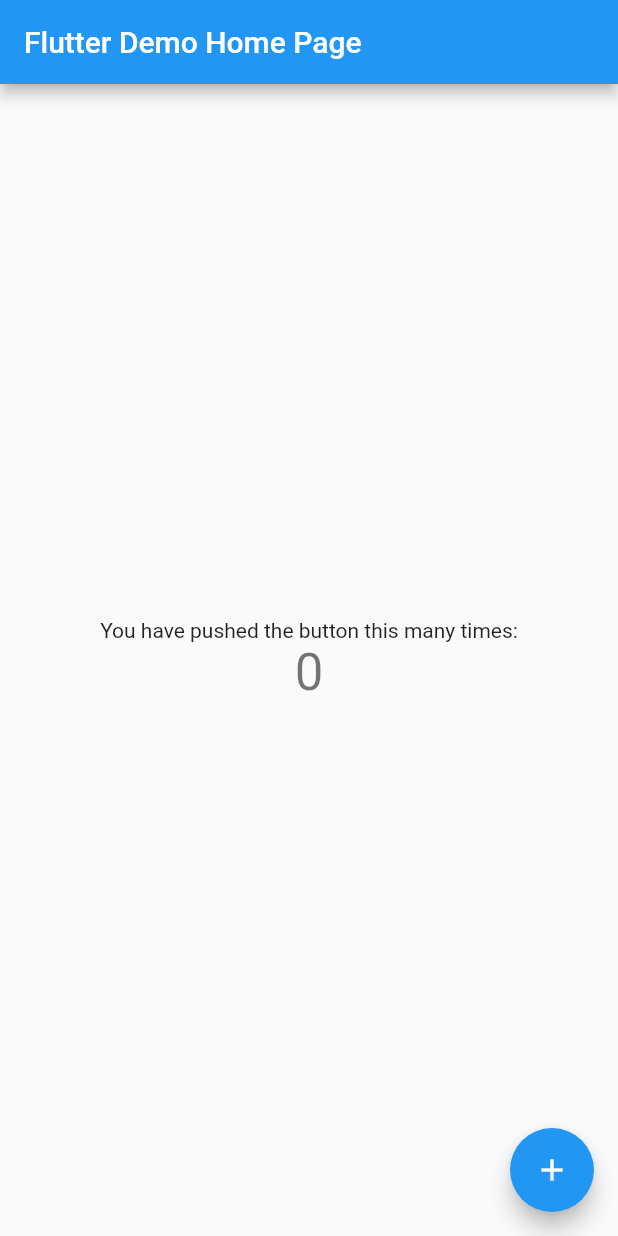
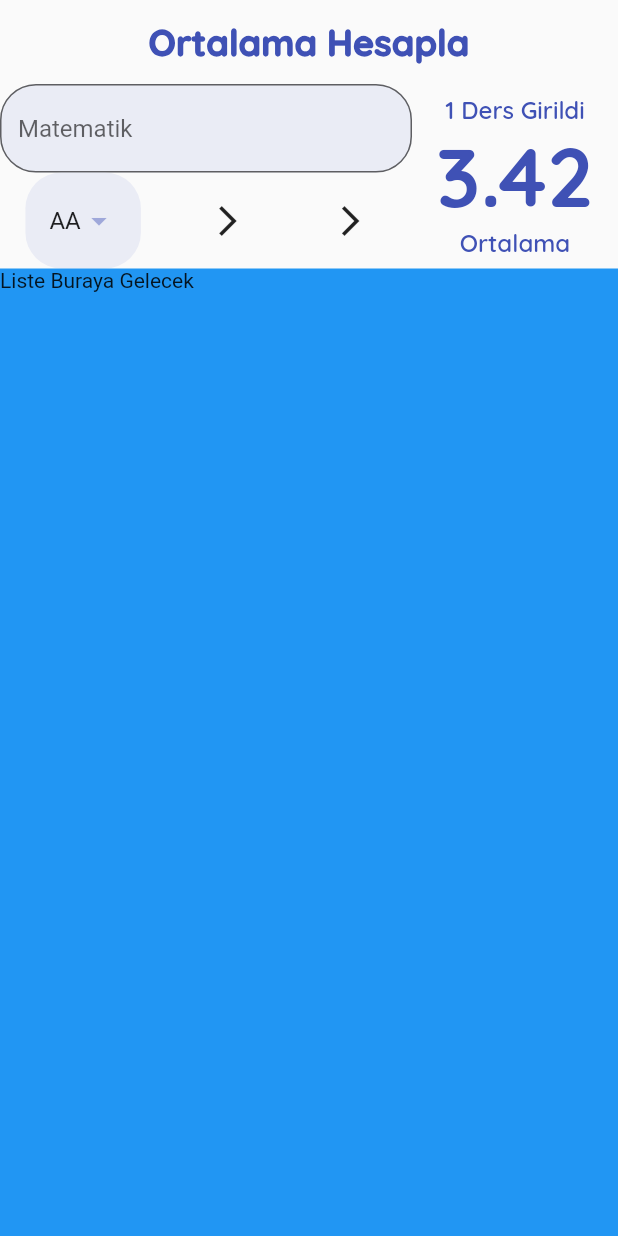
Before and after one commit to AbdurrahmanKaraoglu/FlutterDinamikNotOrtalamaHesaplama, a Flutter app: the screen it shows after launch, on a phone screen of 412 x 824 dp. Run offline on Flutter 3.47's test engine with Material 2 defaults, Android fonts, the phone set to English and light mode, and no system bars; our stand-ins replace google_fonts.

Commit message:
dinamik not ortalamasi hesaplama
Signed-off-by: AbdurrahmanKaraoglu <18110131307@ogr.ksu.edu.tr>

```diff
--- /dev/null
+++ b/lib/constants/app_constants.dart
@@ -0,0 +1,27 @@
+import 'package:flutter/material.dart';
+import 'package:google_fonts/google_fonts.dart';
+
+class Sabitler {
+  static const MaterialColor anaRenk = Colors.indigo;
+  static const String baslikText = "Ortalama Hesapla";
+  static final TextStyle baslikStyle = GoogleFonts.quicksand(
+    fontSize: 24,
+    fontWeight: FontWeight.w900,
+    color: anaRenk,
+  );
+
+  static BorderRadius borderRadius = BorderRadius.circular(24);
+
+  static final TextStyle ortalamaGosterBodyStyle = GoogleFonts.quicksand(
+    fontSize: 16,
+    fontWeight: FontWeight.w600,
+    color: anaRenk,
+  );
+  static final TextStyle ortalamaStyle = GoogleFonts.quicksand(
+    fontSize: 55,
+    fontWeight: FontWeight.w800,
+    color: anaRenk,
+  );
+
+  static final EdgeInsets dropDownPadding = EdgeInsets.symmetric(horizontal: 16, vertical: 8);
+}
--- /dev/null
+++ b/lib/helper/data_helper.dart
@@ -0,0 +1,43 @@
+import 'package:flutter/material.dart';
+
+class DataHelper {
+  static List<String> _tumDerslerinHarfleri() {
+    return ['AA', 'BA', 'BB', 'CB', 'CC', 'DC', 'DD', 'FD', 'FF'];
+  }
+
+  static double _harfiNotaCevir(String harf) {
+    switch (harf) {
+      case 'AA':
+        return 4.0;
+      case 'BA':
+        return 3.5;
+      case 'BB':
+        return 3.0;
+      case 'CB':
+        return 2.5;
+      case 'CC':
+        return 2;
+      case 'DC':
+        return 1.5;
+      case 'DD':
+        return 1;
+      case 'FD':
+        return 0.5;
+      case 'FF':
+        return 0.0;
+      default:
+        return 1;
+    }
+  }
+
+  static List<DropdownMenuItem<double>> tumDerslerinHarfleri() {
+    return _tumDerslerinHarfleri()
+        .map(
+          (e) => DropdownMenuItem(
+            child: Text(e),
+            value: _harfiNotaCevir(e),
+          ),
+        )
+        .toList();
+  }
+}
--- a/lib/main.dart
+++ b/lib/main.dart
@@ -1,115 +1,24 @@
 import 'package:flutter/material.dart';
+import 'package:flutter_dinamik_not/constants/app_constants.dart';
+import 'package:flutter_dinamik_not/widgets/ortalama_hesapla_page.dart';
 
 void main() {
-  runApp(const MyApp());
+  runApp(MyApp());
 }
 
 class MyApp extends StatelessWidget {
   const MyApp({Key? key}) : super(key: key);
 
-  // This widget is the root of your application.
   @override
   Widget build(BuildContext context) {
     return MaterialApp(
-      title: 'Flutter Demo',
+      title: "Dinamik Ortalama Hesapla",
+      debugShowCheckedModeBanner: false,
       theme: ThemeData(
-        // This is the theme of your application.
-        //
-        // Try running your application with "flutter run". You'll see the
-        // application has a blue toolbar. Then, without quitting the app, try
-        // changing the primarySwatch below to Colors.green and then invoke
-        // "hot reload" (press "r" in the console where you ran "flutter run",
-        // or simply save your changes to "hot reload" in a Flutter IDE).
-        // Notice that the counter didn't reset back to zero; the application
-        // is not restarted.
-        primarySwatch: Colors.blue,
+        primarySwatch: Sabitler.anaRenk,
+        visualDensity: VisualDensity.adaptivePlatformDensity,
       ),
-      home: const MyHomePage(title: 'Flutter Demo Home Page'),
+      home: OrtalamaHesaplaPage(),
     );
   }
 }
-
-class MyHomePage extends StatefulWidget {
-  const MyHomePage({Key? key, required this.title}) : super(key: key);
-
-  // This widget is the home page of your application. It is stateful, meaning
-  // that it has a State object (defined below) that contains fields that affect
-  // how it looks.
-
-  // This class is the configuration for the state. It holds the values (in this
-  // case the title) provided by the parent (in this case the App widget) and
-  // used by the build method of the State. Fields in a Widget subclass are
-  // always marked "final".
-
-  final String title;
-
-  @override
-  State<MyHomePage> createState() => _MyHomePageState();
-}
-
-class _MyHomePageState extends State<MyHomePage> {
-  int _counter = 0;
-
-  void _incrementCounter() {
-    setState(() {
-      // This call to setState tells the Flutter framework that something has
-      // changed in this State, which causes it to rerun the build method below
-      // so that the display can reflect the updated values. If we changed
-      // _counter without calling setState(), then the build method would not be
-      // called again, and so nothing would appear to happen.
-      _counter++;
-    });
-  }
-
-  @override
-  Widget build(BuildContext context) {
-    // This method is rerun every time setState is called, for instance as done
-    // by the _incrementCounter method above.
-    //
-    // The Flutter framework has been optimized to make rerunning build methods
-    // fast, so that you can just rebuild anything that needs updating rather
-    // than having to individually change instances of widgets.
-    return Scaffold(
-      appBar: AppBar(
-        // Here we take the value from the MyHomePage object that was created by
-        // the App.build method, and use it to set our appbar title.
-        title: Text(widget.title),
-      ),
-      body: Center(
-        // Center is a layout widget. It takes a single child and positions it
-        // in the middle of the parent.
-        child: Column(
-          // Column is also a layout widget. It takes a list of children and
-          // arranges them vertically. By default, it sizes itself to fit its
-          // children horizontally, and tries to be as tall as its parent.
-          //
-          // Invoke "debug painting" (press "p" in the console, choose the
-          // "Toggle Debug Paint" action from the Flutter Inspector in Android
-          // Studio, or the "Toggle Debug Paint" command in Visual Studio Code)
-          // to see the wireframe for each widget.
-          //
-          // Column has various properties to control how it sizes itself and
-          // how it positions its children. Here we use mainAxisAlignment to
-          // center the children vertically; the main axis here is the vertical
-          // axis because Columns are vertical (the cross axis would be
-          // horizontal).
-          mainAxisAlignment: MainAxisAlignment.center,
-          children: <Widget>[
-            const Text(
-              'You have pushed the button this many times:',
-            ),
-            Text(
-              '$_counter',
-              style: Theme.of(context).textTheme.headline4,
-            ),
-          ],
-        ),
-      ),
-      floatingActionButton: FloatingActionButton(
-        onPressed: _incrementCounter,
-        tooltip: 'Increment',
-        child: const Icon(Icons.add),
-      ), // This trailing comma makes auto-formatting nicer for build methods.
-    );
-  }
-}
--- /dev/null
+++ b/lib/widgets/ortalama_goster.dart
@@ -0,0 +1,30 @@
+import 'package:flutter/material.dart';
+import 'package:flutter_dinamik_not/constants/app_constants.dart';
+
+class OrtalamaGoster extends StatelessWidget {
+  final double ortalama;
+  final int dersSayisi;
+  const OrtalamaGoster({Key? key, required this.ortalama, required this.dersSayisi}) : super(key: key);
+
+  @override
+  Widget build(BuildContext context) {
+    return Column(
+      mainAxisAlignment: MainAxisAlignment.center,
+      crossAxisAlignment: CrossAxisAlignment.center,
+      children: [
+        Text(
+          dersSayisi > 0 ? '$dersSayisi Ders Girildi' : 'Ders Seciniz',
+          style: Sabitler.ortalamaGosterBodyStyle,
+        ),
+        Text(
+          ortalama >= 0 ? '${ortalama.toStringAsFixed(2)}' : '0.00',
+          style: Sabitler.ortalamaStyle,
+        ),
+        Text(
+          "Ortalama",
+          style: Sabitler.ortalamaGosterBodyStyle,
+        ),
+      ],
+    );
+  }
+}
--- /dev/null
+++ b/lib/widgets/ortalama_hesapla_page.dart
@@ -0,0 +1,108 @@
+import 'package:flutter/material.dart';
+import 'package:flutter_dinamik_not/constants/app_constants.dart';
+import 'package:flutter_dinamik_not/helper/data_helper.dart';
+import 'package:flutter_dinamik_not/widgets/ortalama_goster.dart';
+
+class OrtalamaHesaplaPage extends StatefulWidget {
+  const OrtalamaHesaplaPage({Key? key}) : super(key: key);
+
+  @override
+  _OrtalamaHesaplaPageState createState() => _OrtalamaHesaplaPageState();
+}
+
+class _OrtalamaHesaplaPageState extends State<OrtalamaHesaplaPage> {
+  var formKey = GlobalKey<FormState>();
+  double secilenDeger = 4;
+  @override
+  Widget build(BuildContext context) {
+    return Scaffold(
+        appBar: AppBar(
+          backgroundColor: Colors.transparent,
+          elevation: 0,
+          title: Center(
+            child: Text(
+              Sabitler.baslikText,
+              style: Sabitler.baslikStyle,
+            ),
+          ),
+        ),
+        body: Column(
+          crossAxisAlignment: CrossAxisAlignment.stretch,
+          children: [
+            Row(
+              children: [
+                Expanded(
+                  flex: 2,
+                  child: _buildForm(),
+                ),
+                Expanded(
+                  flex: 1,
+                  child: OrtalamaGoster(ortalama: 3.423, dersSayisi: 1),
+                )
+              ],
+            ),
+            Expanded(
+              child: Container(
+                child: Text("Liste Buraya Gelecek"),
+                color: Colors.blue,
+              ),
+            )
+          ],
+        ));
+  }
+
+  Widget _buildForm() {
+    return Form(
+      key: formKey,
+      child: Column(
+        children: [
+          _buildTextFormField(),
+          Row(
+            mainAxisAlignment: MainAxisAlignment.spaceAround,
+            children: [
+              _buildHarfler(),
+              IconButton(
+                onPressed: () {},
+                icon: Icon(Icons.arrow_forward_ios_outlined),
+              ),
+              IconButton(
+                onPressed: () {},
+                icon: Icon(Icons.arrow_forward_ios_outlined),
+              ),
+            ],
+          ),
+        ],
+      ),
+    );
+  }
+
+  Widget _buildTextFormField() {
+    return TextFormField(
+      decoration: InputDecoration(
+        hintText: 'Matematik',
+        border: OutlineInputBorder(borderRadius: Sabitler.borderRadius),
+        filled: true,
+        fillColor: Sabitler.anaRenk.shade100.withOpacity(0.3),
+      ),
+    );
+  }
+
+  _buildHarfler() {
+    return Container(
+      padding: Sabitler.dropDownPadding,
+      decoration: BoxDecoration(color: Sabitler.anaRenk.shade100.withOpacity(0.3), borderRadius: Sabitler.borderRadius),
+      child: DropdownButton<double>(
+        elevation: 16,
+        iconEnabledColor: Sabitler.anaRenk.shade200,
+        value: secilenDeger,
+        onChanged: (value) {
+          setState(() {
+            secilenDeger = value!;
+          });
+        },
+        items: DataHelper.tumDerslerinHarfleri(),
+        underline: Container(),
+      ),
+    );
+  }
+}
--- a/pubspec.yaml
+++ b/pubspec.yaml
@@ -29,6 +29,7 @@ environment:
 dependencies:
   flutter:
     sdk: flutter
+  google_fonts: ^2.1.0
 
 
   # The following adds the Cupertino Icons font to your application.
```
Also changed, not shown: pubspec.lock.
